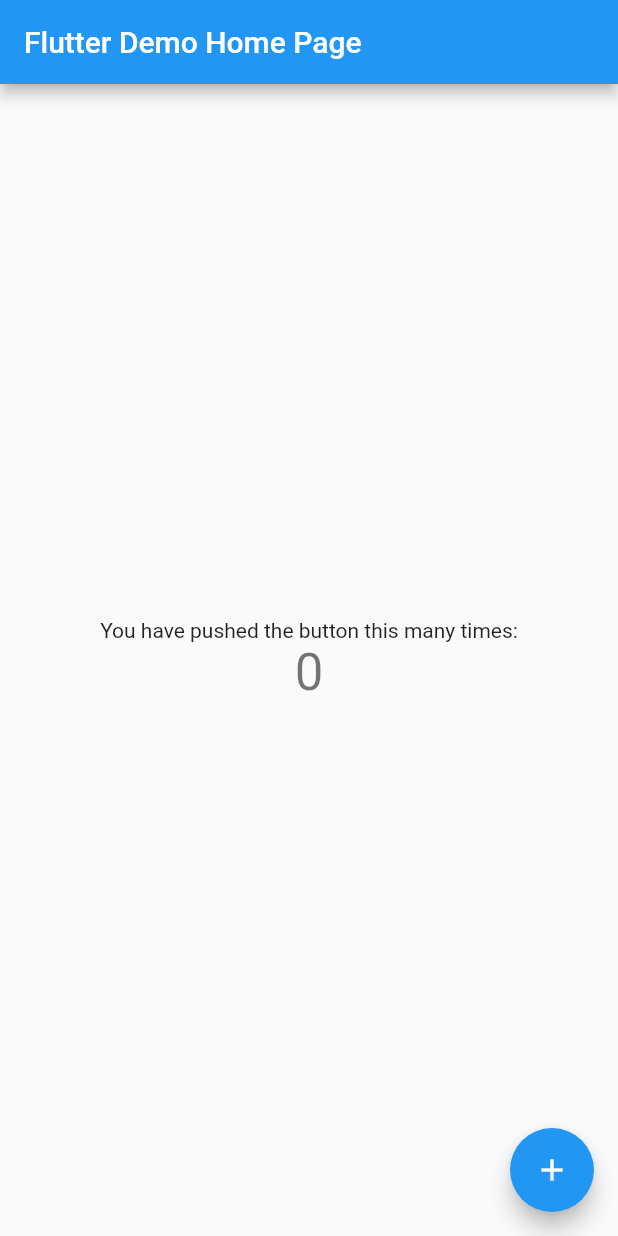
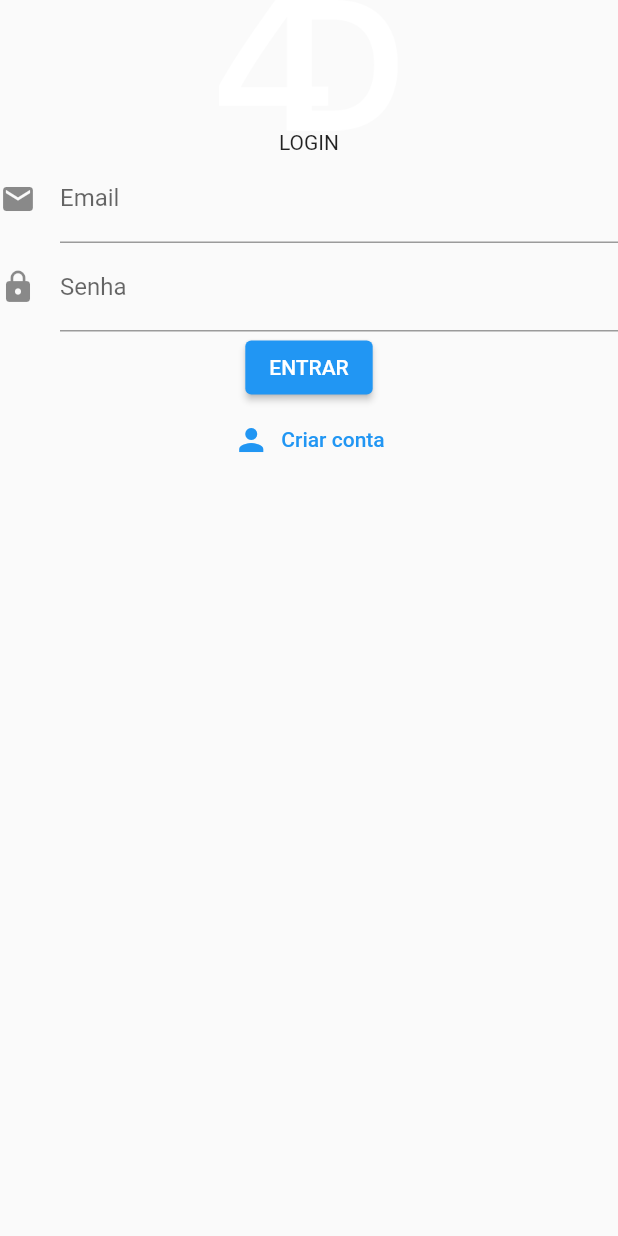
Before and after one commit to VagnerWillian/estudo-tdd-clean-flutter, a Flutter app: the screen it shows after launch, on a phone screen of 412 x 824 dp. Run offline on Flutter 3.47's test engine with Material 2 defaults, Android fonts, the phone set to English and light mode, and no system bars.

Commit message:
add login page'

```diff
--- a/lib/main.dart
+++ b/lib/main.dart
@@ -1,115 +1,7 @@
 import 'package:flutter/material.dart';
 
+import 'ui/components/components.exports.dart';
+
 void main() {
-  runApp(const MyApp());
+  runApp(const App());
 }
-
-class MyApp extends StatelessWidget {
-  const MyApp({Key? key}) : super(key: key);
-
-  // This widget is the root of your application.
-  @override
-  Widget build(BuildContext context) {
-    return MaterialApp(
-      title: 'Flutter Demo',
-      theme: ThemeData(
-        // This is the theme of your application.
-        //
-        // Try running your application with "flutter run". You'll see the
-        // application has a blue toolbar. Then, without quitting the app, try
-        // changing the primarySwatch below to Colors.green and then invoke
-        // "hot reload" (press "r" in the console where you ran "flutter run",
-        // or simply save your changes to "hot reload" in a Flutter IDE).
-        // Notice that the counter didn't reset back to zero; the application
-        // is not restarted.
-        primarySwatch: Colors.blue,
-      ),
-      home: const MyHomePage(title: 'Flutter Demo Home Page'),
-    );
-  }
-}
-
-class MyHomePage extends StatefulWidget {
-  const MyHomePage({Key? key, required this.title}) : super(key: key);
-
-  // This widget is the home page of your application. It is stateful, meaning
-  // that it has a State object (defined below) that contains fields that affect
-  // how it looks.
-
-  // This class is the configuration for the state. It holds the values (in this
-  // case the title) provided by the parent (in this case the App widget) and
-  // used by the build method of the State. Fields in a Widget subclass are
-  // always marked "final".
-
-  final String title;
-
-  @override
-  State<MyHomePage> createState() => _MyHomePageState();
-}
-
-class _MyHomePageState extends State<MyHomePage> {
-  int _counter = 0;
-
-  void _incrementCounter() {
-    setState(() {
-      // This call to setState tells the Flutter framework that something has
-      // changed in this State, which causes it to rerun the build method below
-      // so that the display can reflect the updated values. If we changed
-      // _counter without calling setState(), then the build method would not be
-      // called again, and so nothing would appear to happen.
-      _counter++;
-    });
-  }
-
-  @override
-  Widget build(BuildContext context) {
-    // This method is rerun every time setState is called, for instance as done
-    // by the _incrementCounter method above.
-    //
-    // The Flutter framework has been optimized to make rerunning build methods
-    // fast, so that you can just rebuild anything that needs updating rather
-    // than having to individually change instances of widgets.
-    return Scaffold(
-      appBar: AppBar(
-        // Here we take the value from the MyHomePage object that was created by
-        // the App.build method, and use it to set our appbar title.
-        title: Text(widget.title),
-      ),
-      body: Center(
-        // Center is a layout widget. It takes a single child and positions it
-        // in the middle of the parent.
-        child: Column(
-          // Column is also a layout widget. It takes a list of children and
-          // arranges them vertically. By default, it sizes itself to fit its
-          // children horizontally, and tries to be as tall as its parent.
-          //
-          // Invoke "debug painting" (press "p" in the console, choose the
-          // "Toggle Debug Paint" action from the Flutter Inspector in Android
-          // Studio, or the "Toggle Debug Paint" command in Visual Studio Code)
-          // to see the wireframe for each widget.
-          //
-          // Column has various properties to control how it sizes itself and
-          // how it positions its children. Here we use mainAxisAlignment to
-          // center the children vertically; the main axis here is the vertical
-          // axis because Columns are vertical (the cross axis would be
-          // horizontal).
-          mainAxisAlignment: MainAxisAlignment.center,
-          children: <Widget>[
-            const Text(
-              'You have pushed the button this many times:',
-            ),
-            Text(
-              '$_counter',
-              style: Theme.of(context).textTheme.headline4,
-            ),
-          ],
-        ),
-      ),
-      floatingActionButton: FloatingActionButton(
-        onPressed: _incrementCounter,
-        tooltip: 'Increment',
-        child: const Icon(Icons.add),
-      ), // This trailing comma makes auto-formatting nicer for build methods.
-    );
-  }
-}
--- /dev/null
+++ b/lib/ui/components/app.dart
@@ -0,0 +1,16 @@
+import 'package:flutter/material.dart';
+
+import '../pages/pages.exports.dart';
+
+class App extends StatelessWidget {
+  const App({Key? key}) : super(key: key);
+
+  @override
+  Widget build(BuildContext context) {
+    return MaterialApp(
+      debugShowCheckedModeBanner: false,
+      title: '4Dev',
+      home: LoginPage(),
+    );
+  }
+}
--- /dev/null
+++ b/lib/ui/components/components.exports.dart
@@ -0,0 +1 @@
+export 'app.dart';
--- /dev/null
+++ b/lib/ui/pages/login_page.dart
@@ -0,0 +1,45 @@
+import 'package:flutter/material.dart';
+
+class LoginPage extends StatelessWidget {
+  @override
+  Widget build(BuildContext context) {
+    return Scaffold(
+      body: SingleChildScrollView(
+        child: Column(
+          children: [
+            Container(
+              child: Image(image: AssetImage('assets/logo.png')),
+            ),
+            Text("LOGIN"),
+            Form(
+              child: Column(
+                children: [
+                  TextFormField(
+                    decoration: const InputDecoration(
+                      labelText: 'Email',
+                      icon: Icon(Icons.email),
+                    ),
+                    keyboardType: TextInputType.emailAddress,
+                  ),
+
+                  TextFormField(
+                    decoration: const InputDecoration(
+                      labelText: 'Senha',
+                      icon: Icon(Icons.lock),
+                    ),
+                    obscureText: true,
+                  ),
+                  ElevatedButton(onPressed: (){}, child: Text('ENTRAR'),),
+                  TextButton.icon(
+                      icon: Icon(Icons.person),
+                      onPressed: (){},
+                      label: Text("Criar conta"))
+                ],
+              ),
+            )
+          ],
+        ),
+      ),
+    );
+  }
+}
--- /dev/null
+++ b/lib/ui/pages/pages.exports.dart
@@ -0,0 +1 @@
+export 'login_page.dart';
--- a/pubspec.yaml
+++ b/pubspec.yaml
@@ -89,5 +89,9 @@ flutter:
   #       - asset: fonts/TrajanPro_Bold.ttf
   #         weight: 700
   #
+
+  assets:
+    - assets/
+
   # For details regarding fonts from package dependencies,
   # see https://flutter.dev/custom-fonts/#from-packages
```
Also changed, not shown: assets/2.0x/logo.png (added), assets/3.0x/logo.png (added), assets/4.0x/logo.png (added), assets/logo.png (added).
